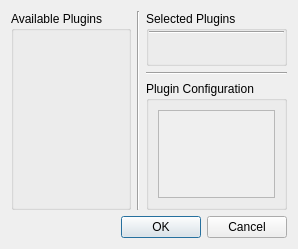
The window that app/cc_view/src/ui/PluginConfigDialog.ui (commschamp/cc_tools_qt) describes before a commit, drawn with Qt 5.
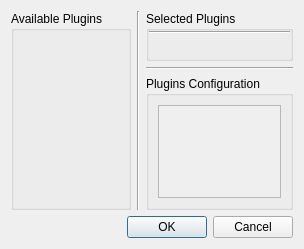
The same window after the commit.

Commit message: Performing all plugins configuration in a single widget.

Diff of the .ui file:
```diff
--- a/app/cc_view/src/ui/PluginConfigDialog.ui
+++ b/app/cc_view/src/ui/PluginConfigDialog.ui
@@ -6,7 +6,7 @@
    <rect>
     <x>0</x>
     <y>0</y>
-    <width>298</width>
+    <width>304</width>
     <height>249</height>
    </rect>
   </property>
@@ -48,7 +48,7 @@
       </widget>
      </item>
      <item>
-      <layout class="QVBoxLayout" name="verticalLayout_8" stretch="3,0,7">
+      <layout class="QVBoxLayout" name="verticalLayout_8" stretch="3,0,8">
        <item>
         <widget class="QGroupBox" name="m_selectedGroupBox">
          <property name="title">
@@ -90,7 +90,7 @@
        <item>
         <widget class="QGroupBox" name="m_configGroupBox">
          <property name="title">
-          <string>Plugin Configuration</string>
+          <string>Plugins Configuration</string>
          </property>
          <layout class="QVBoxLayout" name="verticalLayout_6">
           <item>
@@ -103,7 +103,7 @@
               <rect>
                <x>0</x>
                <y>0</y>
-               <width>125</width>
+               <width>131</width>
                <height>83</height>
               </rect>
              </property>
```
Left out of the diff: 10 changed lines with no effect on the pictures. The commit also changes 9 other files.
